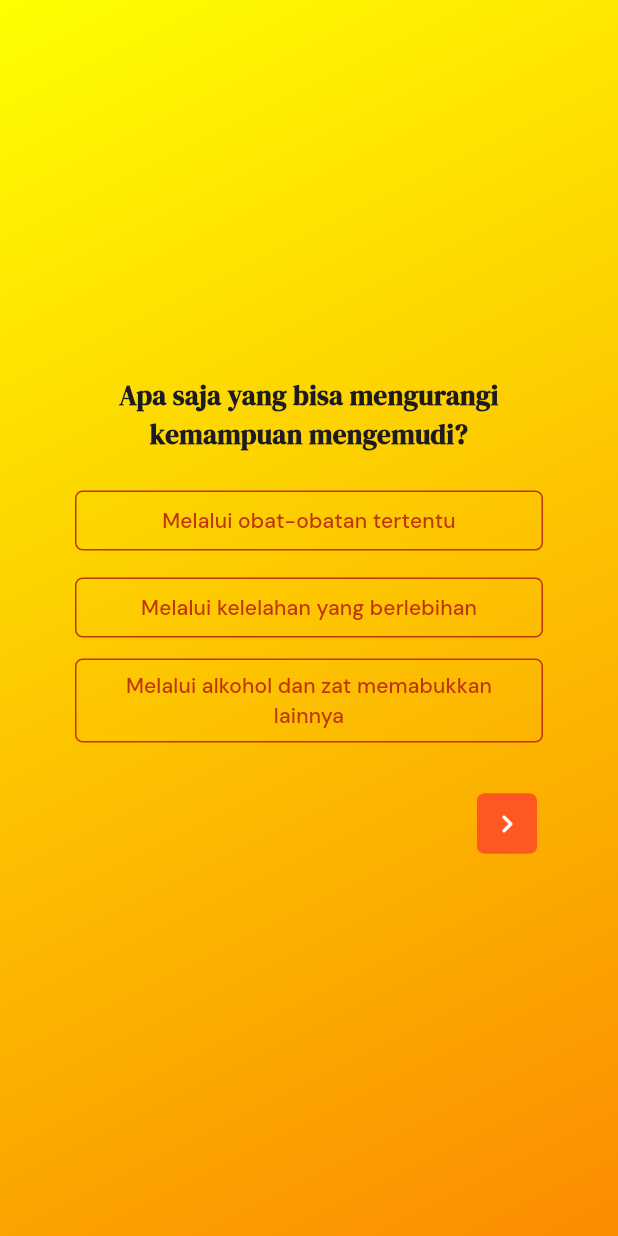
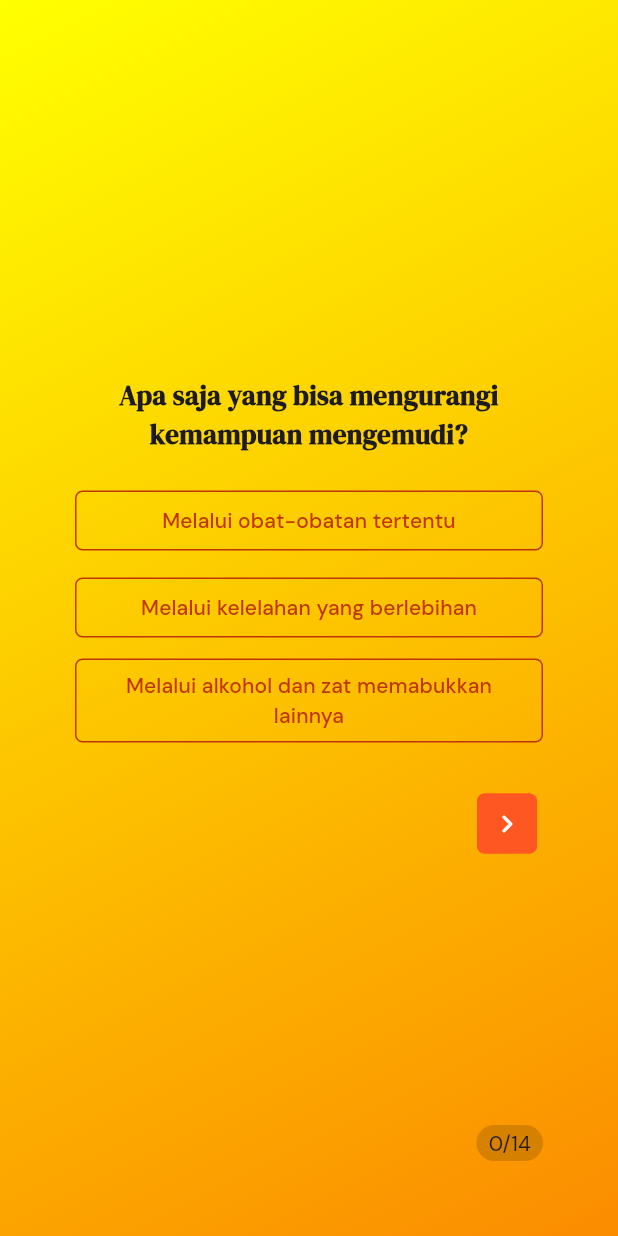
Before and after one commit to klovack/teori-mengemudi, a Flutter app: the screen it shows after launch, after a tap on "Mulai", on a phone screen of 412 x 824 dp. Run offline on Flutter 3.47's test engine with Material 3 defaults, Android fonts, the phone set to English and light mode, and no system bars; our stand-ins replace google_fonts, shared_preferences, tuple, video_player; missing offline and left inert: country_flags.

Commit message:
centralize fonts

```diff
--- a/lib/components/answer_button/answer_button.dart
+++ b/lib/components/answer_button/answer_button.dart
@@ -1,5 +1,5 @@
 import 'package:flutter/material.dart';
-import 'package:google_fonts/google_fonts.dart';
+import 'package:teori_mengemudi/theme/fonts.dart';
 
 class AnswerButton extends StatelessWidget {
   final String text;
@@ -33,7 +33,7 @@ class AnswerButton extends StatelessWidget {
       child: Text(
         text,
         textAlign: TextAlign.center,
-        style: GoogleFonts.dmSans(),
+        style: Fonts.getSecondary(),
       ),
     );
   }
--- a/lib/components/question/question.dart
+++ b/lib/components/question/question.dart
@@ -1,8 +1,8 @@
 import 'package:flutter/material.dart';
-import 'package:google_fonts/google_fonts.dart';
 import 'package:teori_mengemudi/components/answer_button/answer_button.dart';
 import 'package:teori_mengemudi/components/question_resource/question_resource.dart';
 import 'package:teori_mengemudi/models/quiz_questions.dart';
+import 'package:teori_mengemudi/theme/fonts.dart';
 
 class Question extends StatelessWidget {
   final QuizQuestions question;
@@ -25,9 +25,11 @@ class Question extends StatelessWidget {
         Text(
           question.question,
           textAlign: TextAlign.center,
-          style: GoogleFonts.dmSerifDisplay(
-            fontWeight: FontWeight.bold,
-            fontSize: 18,
+          style: Fonts.getPrimary(
+            ts: const TextStyle(
+              fontWeight: FontWeight.bold,
+              fontSize: 18,
+            ),
           ),
         ),
         const SizedBox(
--- a/lib/components/question_summary/question_summary.dart
+++ b/lib/components/question_summary/question_summary.dart
@@ -1,7 +1,7 @@
 import 'package:flutter/material.dart';
-import 'package:google_fonts/google_fonts.dart';
 import 'package:teori_mengemudi/components/question_resource/question_resource.dart';
 import 'package:teori_mengemudi/models/quiz_questions.dart';
+import 'package:teori_mengemudi/theme/fonts.dart';
 
 class QuestionSummary extends StatelessWidget {
   final QuizQuestions question;
@@ -42,8 +42,10 @@ class QuestionSummary extends StatelessWidget {
           ),
           Text(
             '${index + 1}. ${question.question}',
-            style: GoogleFonts.dmSerifDisplay(
-              fontWeight: FontWeight.bold,
+            style: Fonts.getPrimary(
+              ts: const TextStyle(
+                fontWeight: FontWeight.bold,
+              ),
             ),
           ),
           const SizedBox(height: 10),
@@ -88,7 +90,7 @@ class QuestionSummary extends StatelessWidget {
                   Expanded(
                       child: Text(
                     option,
-                    style: GoogleFonts.dmSans(),
+                    style: Fonts.getSecondary(),
                   )),
                 ],
               ),
--- /dev/null
+++ b/lib/theme/fonts.dart
@@ -0,0 +1,12 @@
+import 'package:flutter/material.dart';
+import 'package:google_fonts/google_fonts.dart';
+
+class Fonts {
+  static TextStyle getPrimary({TextStyle? ts}) {
+    return GoogleFonts.dmSerifDisplay(textStyle: ts);
+  }
+
+  static TextStyle getSecondary({TextStyle? ts}) {
+    return GoogleFonts.dmSans(textStyle: ts);
+  }
+}
--- a/lib/views/questions_screen/questions_screen.dart
+++ b/lib/views/questions_screen/questions_screen.dart
@@ -5,6 +5,7 @@ import 'package:teori_mengemudi/components/question/question.dart';
 import 'package:teori_mengemudi/components/question_nav_button/question_nav_buttons.dart';
 import 'package:teori_mengemudi/data/questions_data.dart';
 import 'package:teori_mengemudi/models/quiz_questions.dart';
+import 'package:teori_mengemudi/theme/fonts.dart';
 
 class QuestionsScreen extends StatefulWidget {
   final List<QuizQuestions> shuffledQuestions = List.from(questions);
@@ -45,7 +46,25 @@ class _QuestionsScreenState extends State<QuestionsScreen> {
     return Container(
       padding: const EdgeInsets.all(50),
       width: double.infinity,
-      child: Column(
+      child: Stack(
+        children: [
+          Positioned(
+            bottom: 0,
+            right: 0,
+            child: Container(
+              padding:
+                  const EdgeInsets.symmetric(vertical: 2.0, horizontal: 8.0),
+              decoration: BoxDecoration(
+                borderRadius: BorderRadius.circular(20),
+                color: Colors.black.withOpacity(0.15),
+              ),
+              child: Text(
+                '$activeQuestion/${questions.length}',
+                style: Fonts.getSecondary(),
+              ),
+            ),
+          ),
+          Column(
             mainAxisAlignment: MainAxisAlignment.center,
             crossAxisAlignment: CrossAxisAlignment.stretch,
             children: [
@@ -56,9 +75,11 @@ class _QuestionsScreenState extends State<QuestionsScreen> {
                     setState(() {
                       if (selectedAnswers[activeQuestion]
                           .contains(selectedAnswerIndex)) {
-                    selectedAnswers[activeQuestion].remove(selectedAnswerIndex);
+                        selectedAnswers[activeQuestion]
+                            .remove(selectedAnswerIndex);
                       } else {
-                    selectedAnswers[activeQuestion].add(selectedAnswerIndex);
+                        selectedAnswers[activeQuestion]
+                            .add(selectedAnswerIndex);
                       }
                     });
                   }),
@@ -81,6 +102,8 @@ class _QuestionsScreenState extends State<QuestionsScreen> {
               ),
             ],
           ),
+        ],
+      ),
     );
   }
 }
--- a/lib/views/start_screen/start_screen.dart
+++ b/lib/views/start_screen/start_screen.dart
@@ -1,6 +1,6 @@
 import 'package:flutter/material.dart';
 import 'package:country_flags/country_flags.dart';
-import 'package:google_fonts/google_fonts.dart';
+import 'package:teori_mengemudi/theme/fonts.dart';
 
 class StartScreen extends StatelessWidget {
   final void Function() onStart;
@@ -26,10 +26,12 @@ class StartScreen extends StatelessWidget {
                 child: Text(
                   "Teori Mengemudi",
                   textAlign: TextAlign.center,
-                  style: GoogleFonts.dmSerifDisplay(
-                    fontSize: 20,
-                    fontWeight: FontWeight.bold,
-                    color: Colors.black.withOpacity(0.8),
+                  style: Fonts.getPrimary(
+                    ts: TextStyle(
+                      fontSize: 20,
+                      fontWeight: FontWeight.bold,
+                      color: Colors.black.withOpacity(0.8),
+                    ),
                   ),
                 ),
               ),
```
Lines whose indentation alone changed are shown as unchanged.
